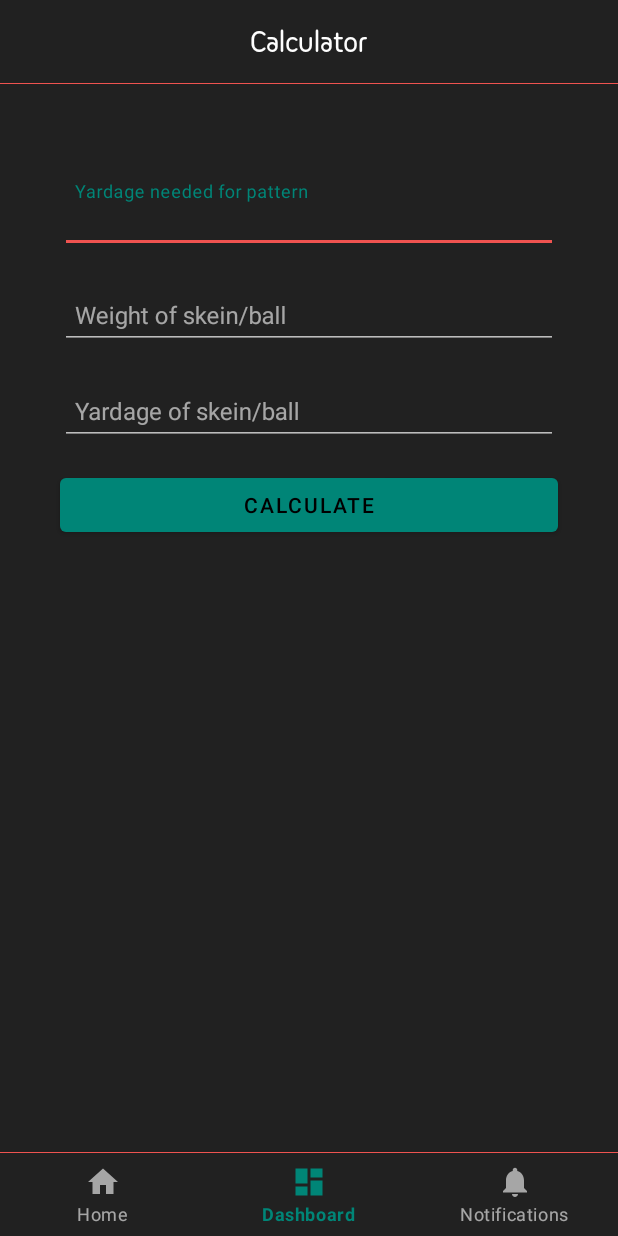
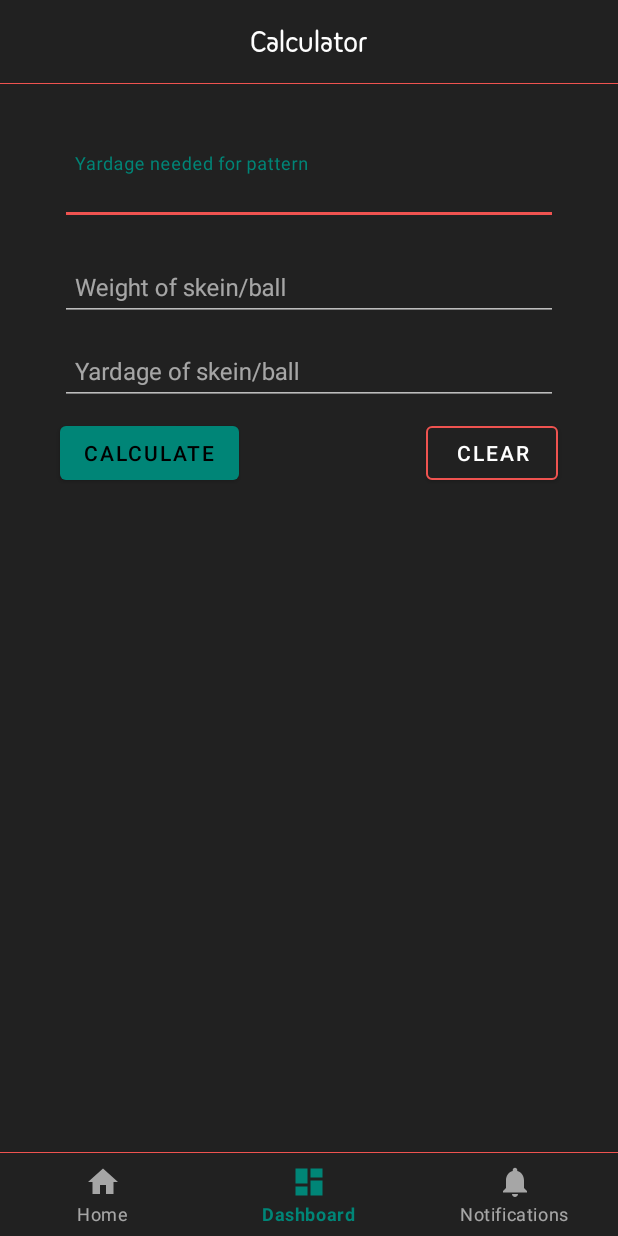
Before and after one commit to JamalMulla/UltimateKnittingCalculator, an Android app: the screen it shows after launch (MainActivity), item 2 of the bottom bar chosen, on a phone screen of 412 x 824 dp. Run offline under Robolectric (Android 15) with nearby library versions, the phone set to English and light mode, and no system bars.

Commit message:
Fixing layout issues with tab 2

```diff
--- a/app/src/main/java/com/jmulla/ukc/ConversionFragment.java
+++ b/app/src/main/java/com/jmulla/ukc/ConversionFragment.java
@@ -66,6 +66,8 @@ public class ConversionFragment extends Fragment {
           String num_balls = String.valueOf(doubleDoublePair.second);
           tv_num_balls.setText(String
               .format("This is %s skeins (cones, balls). Best to round up when buying", num_balls));
+          tv_yarn_weight.setVisibility(View.VISIBLE);
+          tv_num_balls.setVisibility(View.VISIBLE);
         }
       }
     });
--- a/app/src/main/java/com/jmulla/ukc/IncDecFragement.java
+++ b/app/src/main/java/com/jmulla/ukc/IncDecFragement.java
@@ -86,13 +86,6 @@ public class IncDecFragement extends Fragment {
         calculateAndSetTVs();
       }
     });
-
-    if (savedInstanceState != null) {
-      //Restore the fragment's state here
-      int visible = savedInstanceState.getInt("visible");
-      tv_method1.setVisibility(visible);
-      tv_method2.setVisibility(visible);
-    }
   }
 
   private void calculateAndSetTVs() {
--- a/app/src/main/java/com/jmulla/ukc/MainActivity.java
+++ b/app/src/main/java/com/jmulla/ukc/MainActivity.java
@@ -3,9 +3,6 @@ package com.jmulla.ukc;
 import android.app.ActivityManager;
 import android.graphics.Bitmap;
 import android.graphics.BitmapFactory;
-import android.graphics.Color;
-import android.graphics.PorterDuff.Mode;
-import android.graphics.drawable.Drawable;
 import android.os.Bundle;
 import android.support.annotation.NonNull;
 import android.support.design.widget.BottomNavigationView;
@@ -15,7 +12,6 @@ import android.support.v7.app.ActionBar;
 import android.support.v7.app.AppCompatActivity;
 import android.support.v7.widget.Toolbar;
 import android.view.MenuItem;
-import android.widget.Toast;
 
 public class MainActivity extends AppCompatActivity {
   NavViewPager viewPager;
--- a/app/src/main/res/layout/activity_convert.xml
+++ b/app/src/main/res/layout/activity_convert.xml
@@ -10,7 +10,7 @@
     style="@style/Widget.MaterialComponents.TextInputLayout.OutlinedBox"
     android:layout_width="0dp"
     android:layout_height="wrap_content"
-    android:layout_marginTop="8dp"
+    android:layout_marginTop="32dp"
     android:layout_marginBottom="8dp"
     android:layout_marginStart="8dp"
     android:layout_marginEnd="8dp"
@@ -20,7 +20,7 @@
     app:layout_constraintEnd_toStartOf="@+id/gl_left_convert_v"
     app:layout_constraintStart_toStartOf="@+id/gl_right_convert_v"
     app:layout_constraintTop_toTopOf="parent"
-    app:layout_constraintVertical_bias="0.16000003"
+    app:layout_constraintVertical_bias="0.26"
     app:layout_constraintVertical_chainStyle="packed"
     app:theme="@style/AppTheme">
 
@@ -76,10 +76,10 @@
     android:layout_marginEnd="8dp"
     android:hint="Yardage of skein/ball"
     app:boxStrokeWidth="1dp"
-    app:layout_constraintBottom_toTopOf="@+id/btn_convert"
+    app:layout_constraintTop_toBottomOf="@id/til_weight"
+    app:layout_constraintStart_toStartOf="@+id/gl_right_convert_v"
     app:layout_constraintEnd_toStartOf="@+id/gl_left_convert_v"
-    app:layout_constraintStart_toStartOf="@+id/gl_right_convert_v"
-    app:layout_constraintTop_toBottomOf="@id/til_weight"
+    app:layout_constraintHorizontal_bias="0.75"
     app:theme="@style/AppTheme">
 
     <android.support.design.widget.TextInputEditText
@@ -97,42 +97,67 @@
 
   <android.support.design.button.MaterialButton
     android:id="@+id/btn_convert"
-    android:layout_width="0dp"
+    android:layout_width="wrap_content"
     android:layout_height="wrap_content"
-    android:layout_marginTop="16dp"
-    android:layout_marginBottom="8dp"
+    android:layout_marginTop="8dp"
+    android:layout_marginBottom="16dp"
     android:layout_marginStart="8dp"
     android:layout_marginEnd="8dp"
+    android:elevation="0dp"
     android:text="Calculate"
-    app:layout_constraintBottom_toTopOf="@+id/tv_yarn_weight"
+    app:layout_constraintTop_toBottomOf="@+id/til_skein_yardage"
+    app:layout_constraintStart_toStartOf="@+id/gl_right_convert_v"
+    app:layout_constraintEnd_toStartOf="@+id/btn_convert_clear"
+    app:layout_constraintBottom_toTopOf="@+id/gl_convert_h"
+    app:layout_constraintHorizontal_chainStyle="spread_inside"
+    app:layout_constraintVertical_chainStyle="spread_inside"
+    />
+
+  <android.support.design.button.MaterialButton
+    android:id="@+id/btn_convert_clear"
+    android:layout_width="wrap_content"
+    android:layout_height="wrap_content"
+    android:layout_marginTop="8dp"
+    android:layout_marginBottom="16dp"
+    android:layout_marginEnd="8dp"
+    android:elevation="0dp"
+    android:text="Clear"
+    android:textColor="@color/white"
+    app:backgroundTint="?attr/backgroundColor"
+    app:layout_constraintTop_toBottomOf="@+id/til_skein_yardage"
+    app:layout_constraintStart_toEndOf="@+id/btn_convert"
     app:layout_constraintEnd_toStartOf="@+id/gl_left_convert_v"
-    app:layout_constraintHorizontal_bias="1.0"
-    app:layout_constraintStart_toStartOf="@+id/gl_right_convert_v"
-    app:layout_constraintTop_toBottomOf="@+id/til_skein_yardage"/>
+    app:layout_constraintBottom_toTopOf="@+id/gl_convert_h"
+    app:strokeColor="@color/colorAccent"
+    app:strokeWidth="1dp"/>
+
 
   <TextView
     android:id="@+id/tv_yarn_weight"
     android:layout_width="0dp"
     android:layout_height="wrap_content"
-    android:layout_marginTop="32dp"
     android:layout_marginStart="8dp"
     android:layout_marginEnd="8dp"
+    android:visibility="gone"
     app:layout_constraintBottom_toTopOf="@+id/tv_num_balls"
     app:layout_constraintEnd_toStartOf="@+id/gl_left_convert_v"
     app:layout_constraintStart_toStartOf="@+id/gl_right_convert_v"
-    app:layout_constraintTop_toBottomOf="@+id/btn_convert"/>
+    app:layout_constraintTop_toBottomOf="@+id/btn_convert"
+    />
 
   <TextView
     android:id="@+id/tv_num_balls"
     android:layout_width="0dp"
     android:layout_height="wrap_content"
-    android:layout_marginTop="32dp"
+    android:layout_marginTop="8dp"
     android:layout_marginStart="8dp"
     android:layout_marginEnd="8dp"
+    android:visibility="gone"
     app:layout_constraintBottom_toBottomOf="parent"
     app:layout_constraintEnd_toStartOf="@+id/gl_left_convert_v"
     app:layout_constraintStart_toStartOf="@+id/gl_right_convert_v"
-    app:layout_constraintTop_toBottomOf="@+id/tv_yarn_weight"/>
+    app:layout_constraintTop_toBottomOf="@+id/tv_yarn_weight"
+    />
 
   <android.support.constraint.Guideline
     android:id="@+id/gl_right_convert_v"
@@ -148,4 +173,11 @@
     android:orientation="vertical"
     app:layout_constraintGuide_end="32dp"/>
 
+  <android.support.constraint.Guideline
+    android:id="@+id/gl_convert_h"
+    android:layout_width="wrap_content"
+    android:layout_height="wrap_content"
+    android:orientation="horizontal"
+    app:layout_constraintGuide_begin="286dp"/>
+
 </android.support.constraint.ConstraintLayout>
--- a/app/src/main/res/layout/fragment_inc_dec.xml
+++ b/app/src/main/res/layout/fragment_inc_dec.xml
@@ -114,10 +114,10 @@
     android:layout_marginEnd="8dp"
     android:hint="No. to increase"
     app:boxStrokeWidth="1dp"
+    app:layout_constraintTop_toBottomOf="@+id/textInputLayout2"
+    app:layout_constraintStart_toStartOf="@+id/gl_left_main_v"
     app:layout_constraintEnd_toStartOf="@+id/gl_right_main_v"
     app:layout_constraintHorizontal_bias="0.75"
-    app:layout_constraintStart_toStartOf="@+id/gl_left_main_v"
-    app:layout_constraintTop_toBottomOf="@+id/textInputLayout2"
     app:theme="@style/AppTheme">
 
     <android.support.design.widget.TextInputEditText
@@ -146,11 +146,11 @@
     android:text="Calculate"
     android:textColor="@color/white"
     app:backgroundTint="@color/colorAccent"
+    app:layout_constraintTop_toBottomOf="@+id/textInputLayout"
+    app:layout_constraintStart_toStartOf="@+id/gl_left_main_v"
+    app:layout_constraintEnd_toStartOf="@+id/btn_clear"
     app:layout_constraintBottom_toTopOf="@+id/gl_center_h"
-    app:layout_constraintEnd_toStartOf="@+id/btn_clear"
     app:layout_constraintHorizontal_chainStyle="spread_inside"
-    app:layout_constraintStart_toStartOf="@+id/gl_left_main_v"
-    app:layout_constraintTop_toBottomOf="@+id/textInputLayout"
     app:layout_constraintVertical_chainStyle="spread_inside"
     />
 
@@ -165,10 +165,10 @@
     android:text="Clear"
     android:textColor="@color/white"
     app:backgroundTint="?attr/backgroundColor"
+    app:layout_constraintTop_toBottomOf="@+id/textInputLayout"
+    app:layout_constraintStart_toEndOf="@+id/btn_calc"
+    app:layout_constraintEnd_toStartOf="@+id/gl_right_main_v"
     app:layout_constraintBottom_toTopOf="@+id/gl_center_h"
-    app:layout_constraintEnd_toStartOf="@+id/gl_right_main_v"
-    app:layout_constraintStart_toEndOf="@+id/btn_calc"
-    app:layout_constraintTop_toBottomOf="@+id/textInputLayout"
     app:strokeColor="@color/colorAccent"
     app:strokeWidth="1dp"/>
 
@@ -184,10 +184,11 @@
     android:textAlignment="center"
     android:textColor="@color/white"
     android:visibility="gone"
+    app:layout_constraintTop_toBottomOf="@+id/btn_calc"
+    app:layout_constraintStart_toStartOf="@+id/gl_left_main_v"
+    app:layout_constraintEnd_toStartOf="@+id/gl_right_main_v"
     app:layout_constraintBottom_toTopOf="@+id/tv_method2"
-    app:layout_constraintEnd_toStartOf="@+id/gl_right_main_v"
-    app:layout_constraintStart_toStartOf="@+id/gl_left_main_v"
-    app:layout_constraintTop_toBottomOf="@+id/btn_calc"/>
+    />
 
   <TextView
     android:id="@+id/tv_method2"
@@ -201,8 +202,9 @@
     android:textAlignment="center"
     android:textColor="@color/white"
     android:visibility="gone"
+    app:layout_constraintTop_toBottomOf="@+id/tv_method1"
+    app:layout_constraintStart_toStartOf="@+id/gl_left_main_v"
+    app:layout_constraintEnd_toStartOf="@+id/gl_right_main_v"
     app:layout_constraintBottom_toBottomOf="parent"
-    app:layout_constraintEnd_toStartOf="@+id/gl_right_main_v"
-    app:layout_constraintStart_toStartOf="@+id/gl_left_main_v"
-    app:layout_constraintTop_toBottomOf="@+id/tv_method1"/>
+    />
 </android.support.constraint.ConstraintLayout>
```
